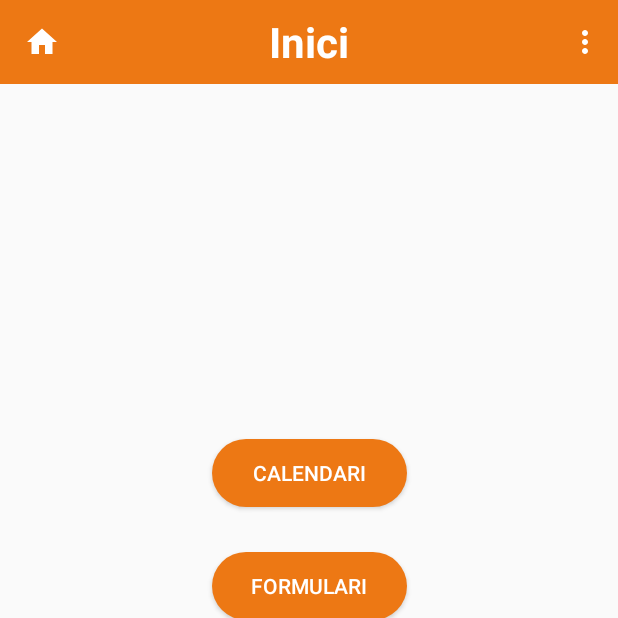
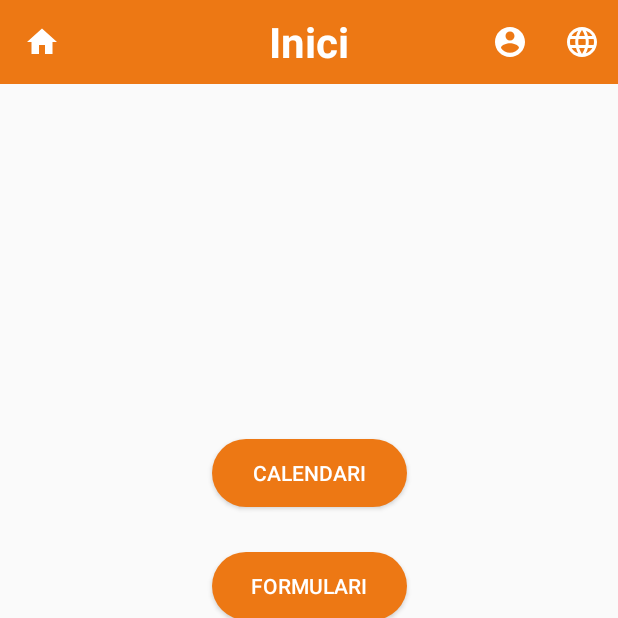
Before and after one commit to xmorera-joviat/AppNurseVideo, an Android app: the screen it shows after launch (MainActivity), on a phone screen of 412 x 824 dp, the top half of it. Run offline under Robolectric (Android 15) with nearby library versions, the phone set to English and light mode, and no system bars; our stand-ins replace Firebase (no records; nobody signed in at launch, a user with empty details on screens opened directly).

Commit message:
Update icones implementats al menú de la toolbar.

```diff
--- a/NurseApp/app/src/main/res/drawable/ic_account.xml
+++ b/NurseApp/app/src/main/res/drawable/ic_account.xml
@@ -1,9 +1,5 @@
-<vector xmlns:android="http://schemas.android.com/apk/res/android"
-        android:width="24dp"
-        android:height="24dp"
-        android:viewportWidth="24.0"
-        android:viewportHeight="24.0">
-    <path
-        android:fillColor="#FF000000"
-        android:pathData="M12,2C6.48,2 2,6.48 2,12s4.48,10 10,10 10,-4.48 10,-10S17.52,2 12,2zM12,5c1.66,0 3,1.34 3,3s-1.34,3 -3,3 -3,-1.34 -3,-3 1.34,-3 3,-3zM12,19.2c-2.5,0 -4.71,-1.28 -6,-3.22 0.03,-1.99 4,-3.08 6,-3.08 1.99,0 5.97,1.09 6,3.08 -1.29,1.94 -3.5,3.22 -6,3.22z"/>
+<vector android:height="24dp" android:tint="#FFFFFF"
+    android:viewportHeight="24" android:viewportWidth="24"
+    android:width="24dp" xmlns:android="http://schemas.android.com/apk/res/android">
+    <path android:fillColor="@android:color/white" android:pathData="M12,2C6.48,2 2,6.48 2,12s4.48,10 10,10 10,-4.48 10,-10S17.52,2 12,2zM12,5c1.66,0 3,1.34 3,3s-1.34,3 -3,3 -3,-1.34 -3,-3 1.34,-3 3,-3zM12,19.2c-2.5,0 -4.71,-1.28 -6,-3.22 0.03,-1.99 4,-3.08 6,-3.08 1.99,0 5.97,1.09 6,3.08 -1.29,1.94 -3.5,3.22 -6,3.22z"/>
 </vector>
--- a/NurseApp/app/src/main/res/drawable/ic_home.xml
+++ b/NurseApp/app/src/main/res/drawable/ic_home.xml
@@ -1,9 +1,5 @@
-<vector xmlns:android="http://schemas.android.com/apk/res/android"
-        android:width="24dp"
-        android:height="24dp"
-        android:viewportWidth="24.0"
-        android:viewportHeight="24.0">
-    <path
-        android:fillColor="#FF000000"
-        android:pathData="M10,20v-6h4v6h5v-8h3L12,3 2,12h3v8z"/>
+<vector android:height="24dp" android:tint="#FFFFFF"
+    android:viewportHeight="24" android:viewportWidth="24"
+    android:width="24dp" xmlns:android="http://schemas.android.com/apk/res/android">
+    <path android:fillColor="@android:color/white" android:pathData="M10,20v-6h4v6h5v-8h3L12,3 2,12h3v8z"/>
 </vector>
--- /dev/null
+++ b/NurseApp/app/src/main/res/drawable/ic_language.xml
@@ -0,0 +1,5 @@
+<vector android:height="24dp" android:tint="#FFFFFF"
+    android:viewportHeight="24" android:viewportWidth="24"
+    android:width="24dp" xmlns:android="http://schemas.android.com/apk/res/android">
+    <path android:fillColor="@android:color/white" android:pathData="M11.99,2C6.47,2 2,6.48 2,12s4.47,10 9.99,10C17.52,22 22,17.52 22,12S17.52,2 11.99,2zM18.92,8h-2.95c-0.32,-1.25 -0.78,-2.45 -1.38,-3.56 1.84,0.63 3.37,1.91 4.33,3.56zM12,4.04c0.83,1.2 1.48,2.53 1.91,3.96h-3.82c0.43,-1.43 1.08,-2.76 1.91,-3.96zM4.26,14C4.1,13.36 4,12.69 4,12s0.1,-1.36 0.26,-2h3.38c-0.08,0.66 -0.14,1.32 -0.14,2 0,0.68 0.06,1.34 0.14,2L4.26,14zM5.08,16h2.95c0.32,1.25 0.78,2.45 1.38,3.56 -1.84,-0.63 -3.37,-1.9 -4.33,-3.56zM8.03,8L5.08,8c0.96,-1.66 2.49,-2.93 4.33,-3.56C8.81,5.55 8.35,6.75 8.03,8zM12,19.96c-0.83,-1.2 -1.48,-2.53 -1.91,-3.96h3.82c-0.43,1.43 -1.08,2.76 -1.91,3.96zM14.34,14L9.66,14c-0.09,-0.66 -0.16,-1.32 -0.16,-2 0,-0.68 0.07,-1.35 0.16,-2h4.68c0.09,0.65 0.16,1.32 0.16,2 0,0.68 -0.07,1.34 -0.16,2zM14.59,19.56c0.6,-1.11 1.06,-2.31 1.38,-3.56h2.95c-0.96,1.65 -2.49,2.93 -4.33,3.56zM16.36,14c0.08,-0.66 0.14,-1.32 0.14,-2 0,-0.68 -0.06,-1.34 -0.14,-2h3.38c0.16,0.64 0.26,1.31 0.26,2s-0.1,1.36 -0.26,2h-3.38z"/>
+</vector>
--- a/NurseApp/app/src/main/res/menu/menu.xml
+++ b/NurseApp/app/src/main/res/menu/menu.xml
@@ -5,17 +5,15 @@
     <item
         android:id="@+id/idAcces"
         android:title="@string/menuAcces"
-        android:iconTint="@color/white"
-        app:showAsAction="never"
-        android:icon="@color/white"
-        />
+        android:icon="@drawable/ic_account"
+        app:showAsAction="ifRoom"
+    />
 
     <item
         android:id="@+id/idLlenguatge"
         android:title="@string/menuLlenguatge"
-        android:iconTint="@color/white"
-        app:showAsAction="never"
-        android:icon="@color/white"
+        android:icon="@drawable/ic_language"
+        app:showAsAction="ifRoom"
         >
         <menu>
             <item
@@ -23,27 +21,21 @@
                 android:title="@string/subMenuCatalan"
                 android:iconTint="@color/white"
                 app:showAsAction="never"
-                android:icon="@color/white"
                 />
             <item
                 android:id="@+id/idCastella"
                 android:title="@string/subMenuCastella"
                 android:iconTint="@color/white"
                 app:showAsAction="never"
-                android:icon="@color/white"
                 />
             <item
                 android:id="@+id/idAngles"
                 android:title="@string/subMenuAngles"
                 android:iconTint="@color/white"
                 app:showAsAction="never"
-                android:icon="@color/white"
                 />
         </menu>
 
-
     </item>
 
-
-
 </menu>
```
Also changed, not shown: NurseApp/app/src/main/res/drawable/ic_edit.xml (deleted, +0 -9 lines), NurseApp/app/src/main/res/drawable/ic_file_upload.xml (deleted, +0 -9 lines), NurseApp/app/src/main/res/values/styles.xml (+0 -8 lines).
